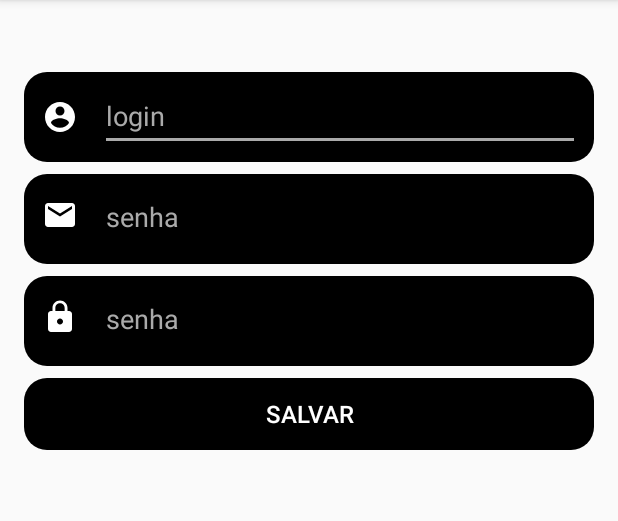
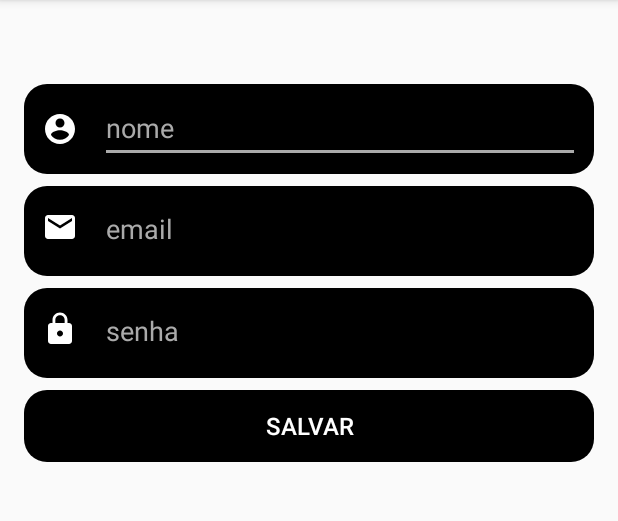
Before and after one commit to leandroleo4916/App-Point, an Android app: the RegisterUser screen opened directly, with no data from a screen before it, on a phone screen of 412 x 824 dp, the part 84-605 px from its top. Run offline under Robolectric (Android 15) with nearby library versions, the phone set to English and light mode, and no system bars.

Commit message:
First Commit

```diff
--- a/app/src/main/res/layout/activity_login_user.xml
+++ b/app/src/main/res/layout/activity_login_user.xml
@@ -49,7 +49,7 @@
         android:layout_width="320dp"
         android:layout_height="46dp"
         android:inputType="text"
-        android:hint="@string/login"
+        android:hint="@string/email"
         android:textColor="@android:color/white"
         android:textColorHint="@android:color/darker_gray"
         app:layout_constraintBottom_toBottomOf="@+id/toolbar"
--- a/app/src/main/res/layout/activity_register_user.xml
+++ b/app/src/main/res/layout/activity_register_user.xml
@@ -11,7 +11,7 @@
         android:id="@+id/toolbar_user"
         android:layout_width="match_parent"
         android:layout_height="60dp"
-        android:layout_marginTop="32dp"
+        android:layout_marginTop="40dp"
         android:background="@drawable/border"
         android:paddingBottom="12dp"
         app:layout_constraintEnd_toEndOf="parent"
@@ -35,7 +35,7 @@
         android:layout_width="320dp"
         android:layout_height="46dp"
         android:inputType="text"
-        android:hint="@string/login"
+        android:hint="@string/nome"
         android:textColor="@android:color/white"
         android:textColorHint="@android:color/darker_gray"
         app:layout_constraintBottom_toBottomOf="@+id/toolbar_user"
@@ -75,7 +75,7 @@
         android:layout_width="320dp"
         android:layout_height="46dp"
         android:inputType="textPassword"
-        android:hint="@string/senha"
+        android:hint="@string/email"
         android:textColor="@android:color/white"
         android:textColorHint="@android:color/darker_gray"
         app:layout_constraintBottom_toBottomOf="@+id/toolbar_email"
--- a/app/src/main/res/values/strings.xml
+++ b/app/src/main/res/values/strings.xml
@@ -12,4 +12,6 @@
     <string name="erro_usuario">Erro de usuário e/ou senha!</string>
     <string name="cadastro_feito">Cadastrado com sucesso!</string>
     <string name="erro_inesperado">Algo deu errado, tente novamente!</string>
+    <string name="email">email</string>
+    <string name="nome">nome</string>
 </resources>
```
